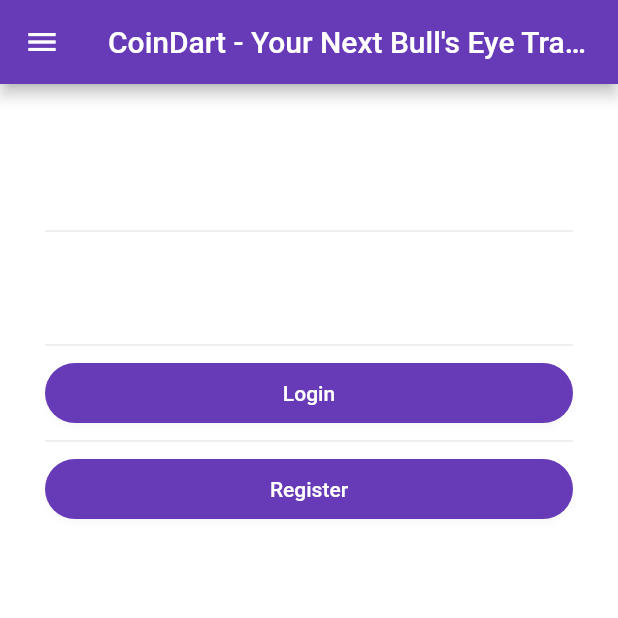
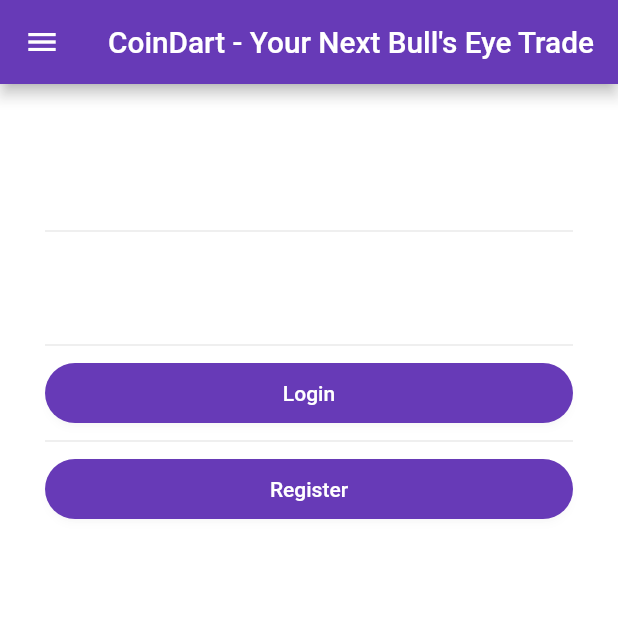
Before and after one commit to interN3rd/coindart, a Flutter app: the screen it shows after launch, on a phone screen of 412 x 824 dp, the top half of it. Run offline on Flutter 3.47's test engine with Material 2 defaults, Android fonts, the phone set to English and light mode, and no system bars; our stand-ins replace cloud_firestore, firebase_auth, firebase_core, syncfusion_flutter_charts; missing offline and left inert: firebase_core_platform_interface; accounts and stored records are empty.

Commit message:
wrapped app title on home screen in a fitted box to proper display it on different screens

```diff
--- a/lib/screens/coindart.dart
+++ b/lib/screens/coindart.dart
@@ -41,7 +41,12 @@ class _CoindartState extends State<Coindart> {
         home: Builder(
             builder: (context) => Scaffold(
                 appBar: AppBar(
-                    title: const Text( AppConstants.appTitle )
+                    title: const FittedBox(
+                      fit: BoxFit.cover,
+                      child: Text(
+                        AppConstants.appTitle,
+                      ),
+                    ),
                 ),
                 body: Container(
                     padding: const EdgeInsets.all( 30 ),
```
